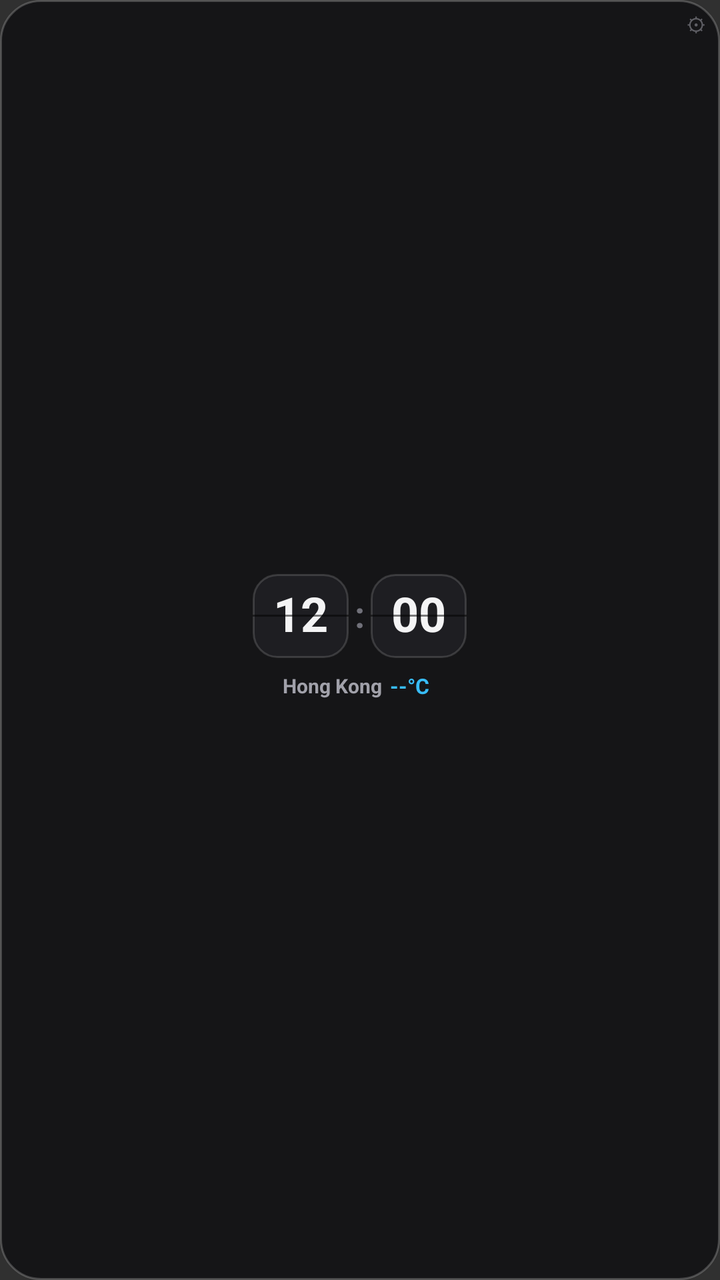
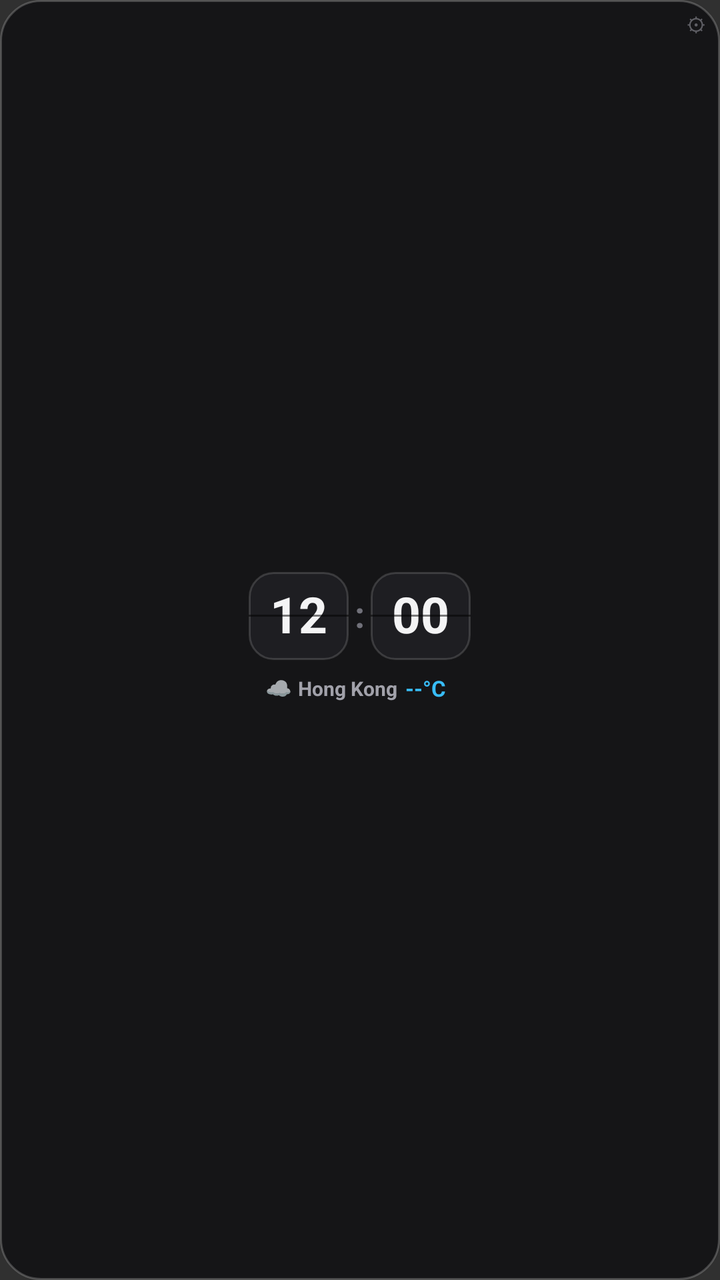

An Android layout rendered at two revisions. The XML below is the earlier revision; the diff shows what the commit changed to produce the second picture.
<!-- AndroidManifest.xml: application theme android:Theme.Material.NoActionBar -->
<!-- res/layout/widget_flip_clock_2x1.xml -->
<?xml version="1.0" encoding="utf-8"?>
<FrameLayout xmlns:android="http://schemas.android.com/apk/res/android"
    android:id="@+id/widget_root"
    android:layout_width="match_parent"
    android:layout_height="match_parent">

    <ImageView
        android:id="@+id/widget_bg_image"
        android:layout_width="match_parent"
        android:layout_height="match_parent"
        android:contentDescription="@null"
        android:scaleType="fitXY"
        android:src="@drawable/widget_bg" />

    <TextView
        android:id="@+id/widget_config_btn"
        android:layout_width="20dp"
        android:layout_height="20dp"
        android:layout_gravity="top|end"
        android:layout_margin="2dp"
        android:gravity="center"
        android:text="⚙"
        android:textColor="#88A1A1AA"
        android:textSize="10sp" />

    <LinearLayout
        android:layout_width="match_parent"
        android:layout_height="match_parent"
        android:gravity="center"
        android:orientation="vertical"
        android:padding="6dp">

        <TextClock
            android:id="@+id/widget_date"
            android:layout_width="wrap_content"
            android:layout_height="wrap_content"
            android:format12Hour="M/d EEE"
            android:format24Hour="M/d EEE"
            android:includeFontPadding="false"
            android:textColor="#FFA1A1AA"
            android:textSize="9.5sp"
            android:visibility="gone" />

        
        <LinearLayout
            android:id="@+id/widget_clock_container"
            android:layout_width="wrap_content"
            android:layout_height="wrap_content"
            android:gravity="center"
            android:orientation="horizontal">

            <FrameLayout
                android:layout_width="48dp"
                android:layout_height="42dp">

                <ImageView
                    android:id="@+id/widget_hour_card_bg"
                    android:layout_width="match_parent"
                    android:layout_height="match_parent"
                    android:contentDescription="@null"
                    android:scaleType="fitXY"
                    android:src="@drawable/widget_flip_card" />

                <TextClock
                    android:id="@+id/widget_hour"
                    android:layout_width="match_parent"
                    android:layout_height="match_parent"
                    android:format12Hour="hh"
                    android:format24Hour="HH"
                    android:gravity="center"
                    android:includeFontPadding="false"
                    android:textColor="#FFF4F4F5"
                    android:textSize="24sp"
                    android:textStyle="bold" />

                <ImageView
                    android:layout_width="match_parent"
                    android:layout_height="1dp"
                    android:layout_gravity="center"
                    android:background="#80000000"
                    android:contentDescription="@null" />
            </FrameLayout>

            <TextView
                android:id="@+id/widget_colon"
                android:layout_width="wrap_content"
                android:layout_height="wrap_content"
                android:includeFontPadding="false"
                android:paddingStart="3dp"
                android:paddingEnd="3dp"
                android:text=":"
                android:textColor="#FF71717A"
                android:textSize="18sp"
                android:textStyle="bold" />

            <FrameLayout
                android:layout_width="48dp"
                android:layout_height="42dp">

                <ImageView
                    android:id="@+id/widget_min_card_bg"
                    android:layout_width="match_parent"
                    android:layout_height="match_parent"
                    android:contentDescription="@null"
                    android:scaleType="fitXY"
                    android:src="@drawable/widget_flip_card" />

                <TextClock
                    android:id="@+id/widget_minute"
                    android:layout_width="match_parent"
                    android:layout_height="match_parent"
                    android:format12Hour="mm"
                    android:format24Hour="mm"
                    android:gravity="center"
                    android:includeFontPadding="false"
                    android:textColor="#FFF4F4F5"
                    android:textSize="24sp"
                    android:textStyle="bold" />

                <ImageView
                    android:layout_width="match_parent"
                    android:layout_height="1dp"
                    android:layout_gravity="center"
                    android:background="#80000000"
                    android:contentDescription="@null" />
            </FrameLayout>
        </LinearLayout>

        
        <FrameLayout
            android:id="@+id/widget_weather_bar"
            android:layout_width="wrap_content"
            android:layout_height="wrap_content"
            android:layout_marginTop="5dp">

            <ImageView
                android:id="@+id/widget_weather_card_bg"
                android:layout_width="match_parent"
                android:layout_height="match_parent"
                android:contentDescription="@null"
                android:scaleType="fitXY"
                android:src="@drawable/widget_flip_card" />

            <LinearLayout
                android:layout_width="wrap_content"
                android:layout_height="wrap_content"
                android:gravity="center"
                android:orientation="horizontal"
                android:paddingStart="8dp"
                android:paddingTop="3dp"
                android:paddingEnd="8dp"
                android:paddingBottom="3dp">

                <TextView
                    android:id="@+id/widget_city"
                    android:layout_width="wrap_content"
                    android:layout_height="wrap_content"
                    android:ellipsize="end"
                    android:includeFontPadding="false"
                    android:maxLines="1"
                    android:text="Hong Kong"
                    android:textColor="#FFA1A1AA"
                    android:textSize="10sp"
                    android:textStyle="bold" />

                <TextView
                    android:id="@+id/widget_temp"
                    android:layout_width="wrap_content"
                    android:layout_height="wrap_content"
                    android:layout_marginStart="4dp"
                    android:includeFontPadding="false"
                    android:text="--°C"
                    android:textColor="#FF38BDF8"
                    android:textSize="10.5sp"
                    android:textStyle="bold" />

                <TextView
                    android:id="@+id/widget_condition"
                    android:layout_width="wrap_content"
                    android:layout_height="wrap_content"
                    android:layout_marginStart="4dp"
                    android:ellipsize="end"
                    android:includeFontPadding="false"
                    android:maxLines="1"
                    android:text=""
                    android:textColor="#FFE4E4E7"
                    android:textSize="9.5sp" />

                <TextView
                    android:id="@+id/widget_forecast_text"
                    android:layout_width="wrap_content"
                    android:layout_height="wrap_content"
                    android:text=""
                    android:visibility="gone" />
            </LinearLayout>
        </FrameLayout>

    </LinearLayout>

</FrameLayout>
<!-- resources referenced by this layout -->
<resources>
  <!-- drawable widget_bg (drawable) -->
  <?xml version="1.0" encoding="utf-8"?>
  <shape xmlns:android="http://schemas.android.com/apk/res/android"
      android:shape="rectangle">
      <solid android:color="#E6121214" />
      <corners android:radius="20dp" />
      <stroke
          android:width="1dp"
          android:color="#33FFFFFF" />
  </shape>
  <!-- drawable widget_flip_card (drawable) -->
  <?xml version="1.0" encoding="utf-8"?>
  <shape xmlns:android="http://schemas.android.com/apk/res/android"
      android:shape="rectangle">
      <solid android:color="#FF1E1E22" />
      <corners android:radius="12dp" />
      <stroke
          android:width="1dp"
          android:color="#26FFFFFF" />
  </shape>
</resources>

<!-- the commit's change to res/layout/widget_flip_clock_2x1.xml (unified diff, before → after) -->
@@ -41,7 +41,6 @@
             android:textSize="9.5sp"
             android:visibility="gone" />
 
-        
         <LinearLayout
             android:id="@+id/widget_clock_container"
             android:layout_width="wrap_content"
@@ -50,8 +49,8 @@
             android:orientation="horizontal">
 
             <FrameLayout
-                android:layout_width="48dp"
-                android:layout_height="42dp">
+                android:layout_width="50dp"
+                android:layout_height="44dp">
 
                 <ImageView
                     android:id="@+id/widget_hour_card_bg"
@@ -70,7 +69,7 @@
                     android:gravity="center"
                     android:includeFontPadding="false"
                     android:textColor="#FFF4F4F5"
-                    android:textSize="24sp"
+                    android:textSize="25sp"
                     android:textStyle="bold" />
 
                 <ImageView
@@ -94,8 +93,8 @@
                 android:textStyle="bold" />
 
             <FrameLayout
-                android:layout_width="48dp"
-                android:layout_height="42dp">
+                android:layout_width="50dp"
+                android:layout_height="44dp">
 
                 <ImageView
                     android:id="@+id/widget_min_card_bg"
@@ -114,7 +113,7 @@
                     android:gravity="center"
                     android:includeFontPadding="false"
                     android:textColor="#FFF4F4F5"
-                    android:textSize="24sp"
+                    android:textSize="25sp"
                     android:textStyle="bold" />
 
                 <ImageView
@@ -126,7 +125,6 @@
             </FrameLayout>
         </LinearLayout>
 
-        
         <FrameLayout
             android:id="@+id/widget_weather_bar"
             android:layout_width="wrap_content"
@@ -152,9 +150,18 @@
                 android:paddingBottom="3dp">
 
                 <TextView
+                    android:id="@+id/widget_weather_icon"
+                    android:layout_width="wrap_content"
+                    android:layout_height="wrap_content"
+                    android:includeFontPadding="false"
+                    android:text="☁️"
+                    android:textSize="10.5sp" />
+
+                <TextView
                     android:id="@+id/widget_city"
                     android:layout_width="wrap_content"
                     android:layout_height="wrap_content"
+                    android:layout_marginStart="3dp"
                     android:ellipsize="end"
                     android:includeFontPadding="false"
                     android:maxLines="1"
@@ -171,7 +178,7 @@
                     android:includeFontPadding="false"
                     android:text="--°C"
                     android:textColor="#FF38BDF8"
-                    android:textSize="10.5sp"
+                    android:textSize="11sp"
                     android:textStyle="bold" />
 
                 <TextView
@@ -187,11 +194,30 @@
                     android:textSize="9.5sp" />
 
                 <TextView
+                    android:id="@+id/widget_updated_at"
+                    android:layout_width="wrap_content"
+                    android:layout_height="wrap_content"
+                    android:visibility="gone" />
+
+                <TextView
                     android:id="@+id/widget_forecast_text"
                     android:layout_width="wrap_content"
                     android:layout_height="wrap_content"
-                    android:text=""
                     android:visibility="gone" />
+
+                <LinearLayout
+                    android:id="@+id/widget_forecast_grid"
+                    android:layout_width="wrap_content"
+                    android:layout_height="wrap_content"
+                    android:visibility="gone">
+
+                    <TextView android:id="@+id/widget_fc_1_time" android:layout_width="wrap_content" android:layout_height="wrap_content" />
+                    <TextView android:id="@+id/widget_fc_1_temp" android:layout_width="wrap_content" android:layout_height="wrap_content" />
+                    <TextView android:id="@+id/widget_fc_2_time" android:layout_width="wrap_content" android:layout_height="wrap_content" />
+                    <TextView android:id="@+id/widget_fc_2_temp" android:layout_width="wrap_content" android:layout_height="wrap_content" />
+                    <TextView android:id="@+id/widget_fc_3_time" android:layout_width="wrap_content" android:layout_height="wrap_content" />
+                    <TextView android:id="@+id/widget_fc_3_temp" android:layout_width="wrap_content" android:layout_height="wrap_content" />
+                </LinearLayout>
             </LinearLayout>
         </FrameLayout>
 
